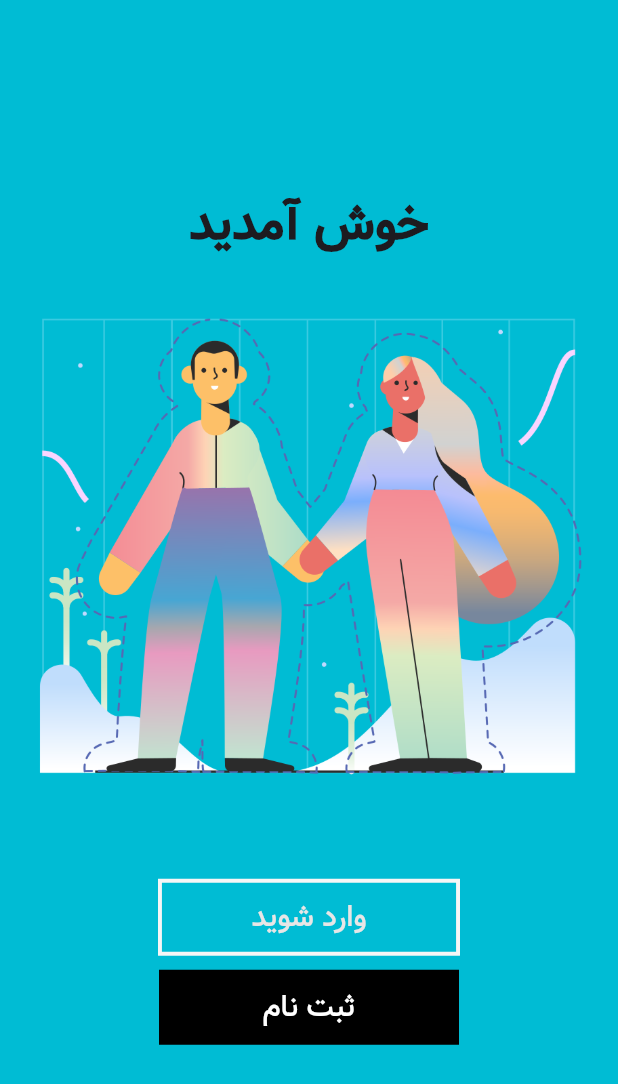
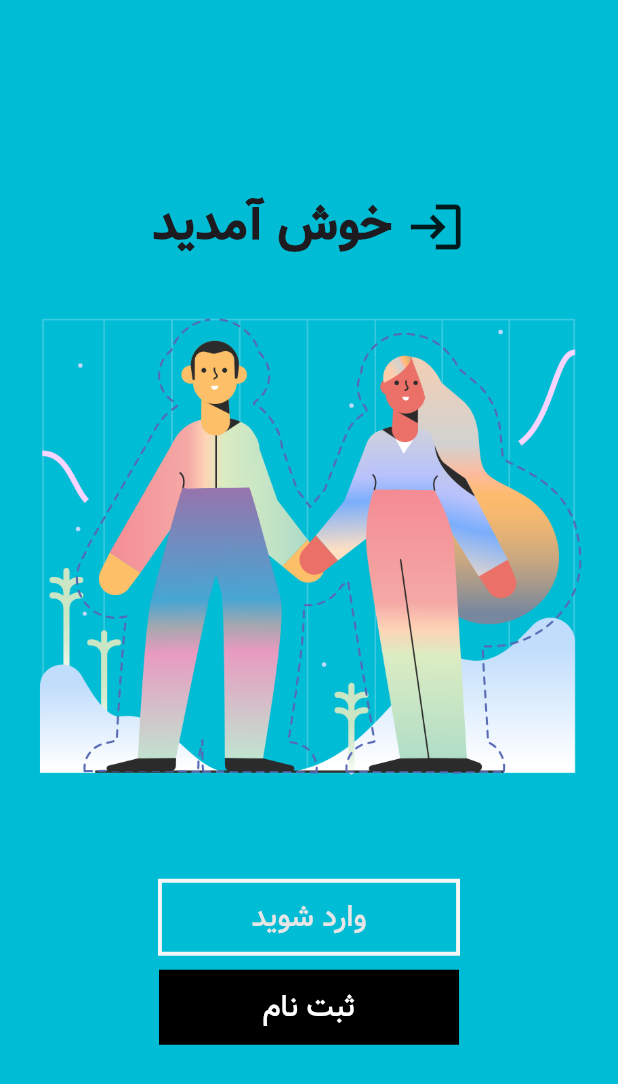
Before and after one commit to mahdiramezanii/signal-vip, a Flutter app: the screen it shows after launch, on a phone screen of 412 x 824 dp. Shown: the top 1084 px of the screen. Run offline on Flutter 3.47's test engine with Material 3 defaults, Android fonts, the phone set to English and light mode, and no system bars.

Commit message:
add icons to project with Icon widget

```diff
--- a/lib/main.dart
+++ b/lib/main.dart
@@ -24,9 +24,18 @@
           child: Column(
             mainAxisAlignment: MainAxisAlignment.center,
             children: [
-              Text(
-                "خوش آمدید",
-                style: TextStyle(fontSize: 33, fontWeight: FontWeight.w900),
+              Row(
+                mainAxisAlignment: MainAxisAlignment.center,
+                children: [
+                  Text(
+                    "خوش آمدید ",
+                    style: TextStyle(fontSize: 33, fontWeight: FontWeight.w900),
+                  ),
+                  Icon(
+                    Icons.login,
+                    size: 40,
+                  ),
+                ],
               ),
               Image(
                 image: AssetImage("assets/welcome.png"),
@@ -40,8 +49,8 @@
                   shape: BeveledRectangleBorder(),
                 ),
                 onPressed: () {
-                  Navigator.of(context).push(
-                      MaterialPageRoute(builder: (BuildContext context) {
+                  Navigator.of(context)
+                      .push(MaterialPageRoute(builder: (BuildContext context) {
                     return HomeScrean();
                   }));
                 },
```
